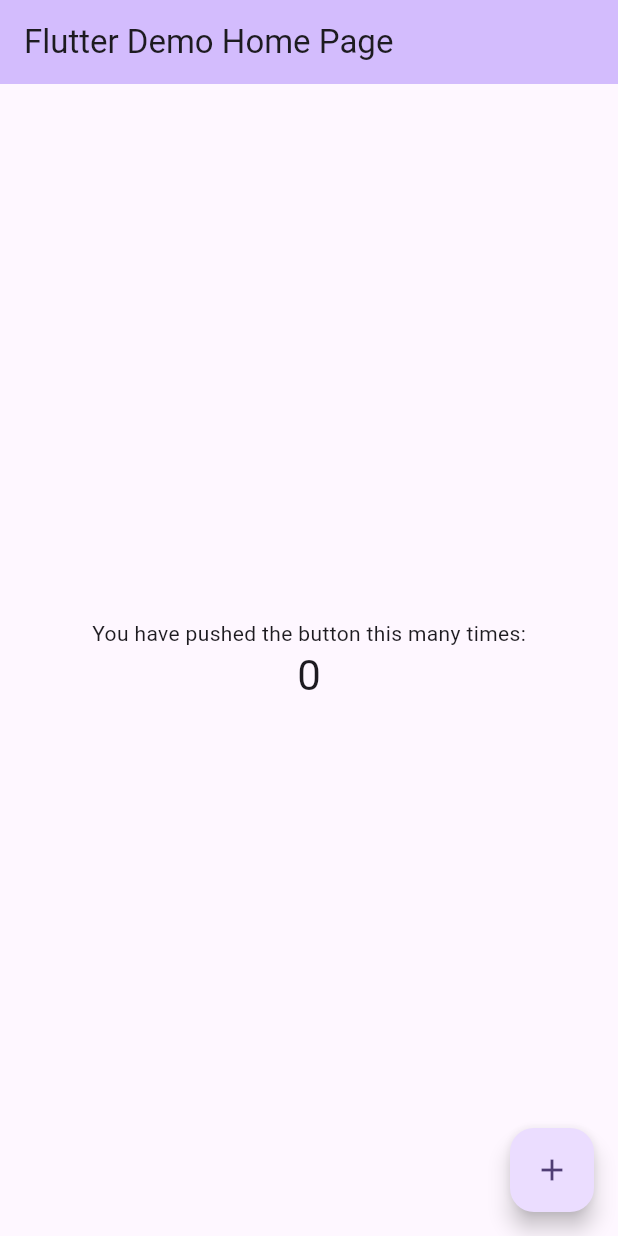
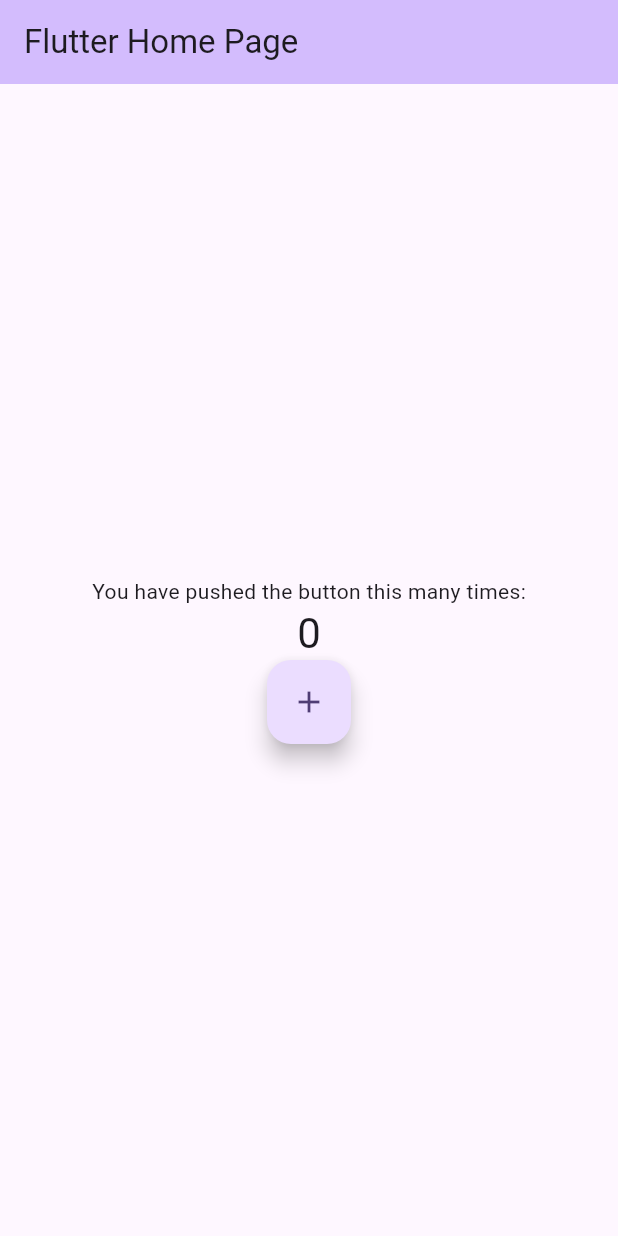
Before and after one commit to LoonyRhombus/flutter_learning, a Flutter app: the screen it shows after launch, on a phone screen of 412 x 824 dp. Run offline on Flutter 3.47's test engine with Material 3 defaults, Android fonts, the phone set to English and light mode, and no system bars.

Commit message:
hatalmasElorelepesFirstCommit
jej

```diff
--- a/lib/main.dart
+++ b/lib/main.dart
@@ -15,7 +15,7 @@ class MyApp extends StatelessWidget {
       theme: ThemeData(
         colorScheme: ColorScheme.fromSeed(seedColor: Colors.deepPurple),
       ),
-      home: const MyHomePage(title: 'Flutter Demo Home Page'),
+      home: const MyHomePage(title: 'Flutter Home Page'),
     );
   }
 }
@@ -53,14 +53,15 @@ class _MyHomePageState extends State<MyHomePage> {
               '$_counter',
               style: Theme.of(context).textTheme.headlineMedium,
             ),
+            FloatingActionButton(
+              onPressed: _incrementCounter,
+              tooltip: 'Increment',
+              child: const Icon(Icons.add),
+            ),
           ],
         ),
       ),
-      floatingActionButton: FloatingActionButton(
-        onPressed: _incrementCounter,
-        tooltip: 'Increment',
-        child: const Icon(Icons.add),
-      ),
+
     );
   }
 }
```
